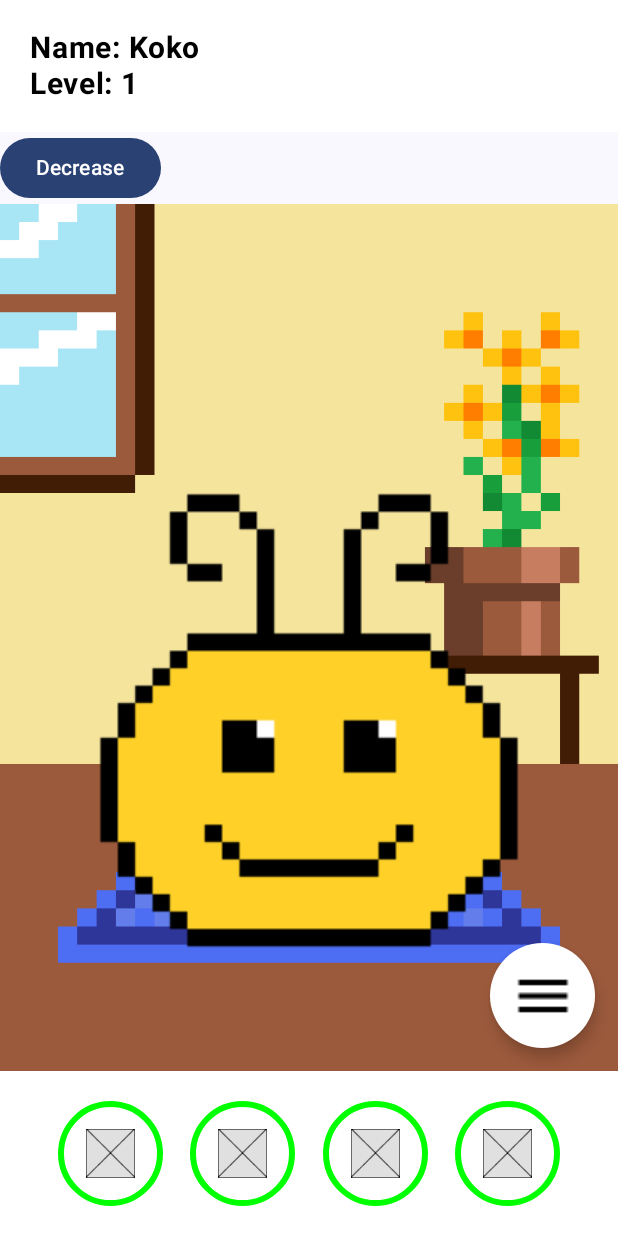
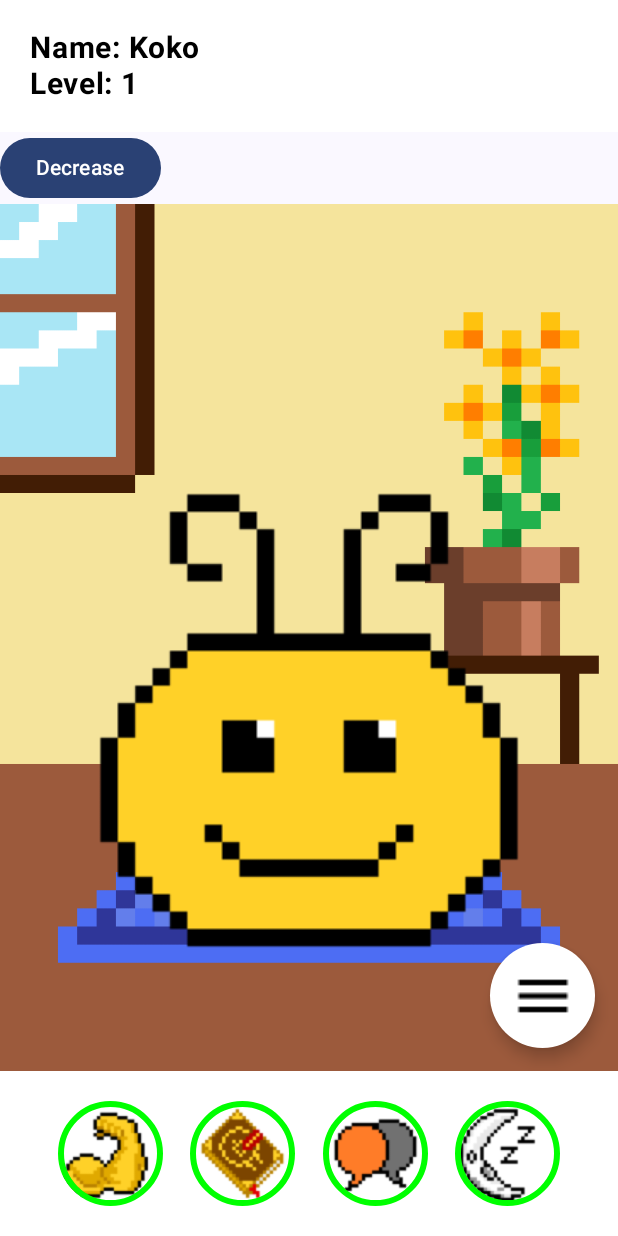
Before and after one commit to LeylaGitHub/MoCoSS2023_Notzon_vonScheidt_Issa, an Android app built with Jetpack Compose: the HomeScreen screen opened through its navigation route, on a phone screen of 412 x 824 dp. Run offline under Robolectric (Android 15) with nearby library versions, the phone set to English and light mode, and no system bars.

Commit message:
HomeScreen Icon Pictures and HomeScreen Preview added

```diff
--- a/app/src/main/java/com/example/unimon/ui/view/HomeScreen.kt
+++ b/app/src/main/java/com/example/unimon/ui/view/HomeScreen.kt
@@ -39,6 +39,7 @@ import androidx.compose.runtime.mutableStateOf
 import androidx.compose.runtime.remember
 import androidx.compose.ui.draw.scale
 import androidx.compose.ui.layout.ContentScale
+import androidx.compose.ui.tooling.preview.Preview
 import androidx.compose.ui.window.Popup
 import androidx.lifecycle.viewmodel.compose.viewModel
 import com.example.unimon.ui.view_model.UnimonViewModel
@@ -61,8 +62,7 @@ fun HomeScreen(
 //            Text("Level Up")
 //        }
         Box(modifier = Modifier.weight(1f)) {
-            ImageContainer(
-            )
+            ImageContainer()
             Box(modifier = Modifier.align(Alignment.BottomEnd)) {
                 MenuButton(navigateToMenu)
             }
@@ -150,10 +150,10 @@ fun BottomRow(
         val socialStat = viewModel.unimonSocial.collectAsState(initial = 0).value
         val sleepStat = viewModel.unimonSleep.collectAsState(initial = 0).value
 
-        PopUpButton(R.drawable.placeholder, bodyStat.toString(), getColor(bodyStat))
-        PopUpButton(R.drawable.placeholder, mindStat.toString(), getColor(mindStat))
-        PopUpButton(R.drawable.placeholder, socialStat.toString(), getColor(socialStat))
-        PopUpButton(R.drawable.placeholder, sleepStat.toString(), getColor(sleepStat))
+        PopUpButton(R.drawable.body_icon_x2, bodyStat.toString(), getColor(bodyStat))
+        PopUpButton(R.drawable.mind_icon_x2, mindStat.toString(), getColor(mindStat))
+        PopUpButton(R.drawable.social_icon_x2, socialStat.toString(), getColor(socialStat))
+        PopUpButton(R.drawable.sleep_icon_x2, sleepStat.toString(), getColor(sleepStat))
     }
 }
 
@@ -175,7 +175,7 @@ fun PopUpButton(imageId: Int, statValue: String, borderState: Color) {
                 painterResource(imageId),
                 "needs_icon",
                 Modifier
-                    .scale(1.5f)
+                    .scale(3.3f)
             )
         }
         if (openDialog.value) {
@@ -211,8 +211,15 @@ fun PopUpButton(imageId: Int, statValue: String, borderState: Color) {
     }
 }
 
-//@Preview
-//@Composable
-//fun DefaultPreviewHome() {
-//    HomeScreen {}
-//}
+@Preview
+@Composable
+fun DefaultPreviewHome() {
+    Column(modifier = Modifier.fillMaxSize()) {
+        Stats("Default", 0)
+        Box(modifier = Modifier.weight(1f)) {
+            ImageContainer()
+            Box(modifier = Modifier.align(Alignment.BottomEnd))
+        }
+        BottomRow()
+    }
+}
```
Also changed, not shown: app/src/main/res/drawable/body_icon_x2.png (added), app/src/main/res/drawable/mind_icon_x2.png (added), app/src/main/res/drawable/sleep_icon_x2.png (added), app/src/main/res/drawable/social_icon_x2.png (added).
